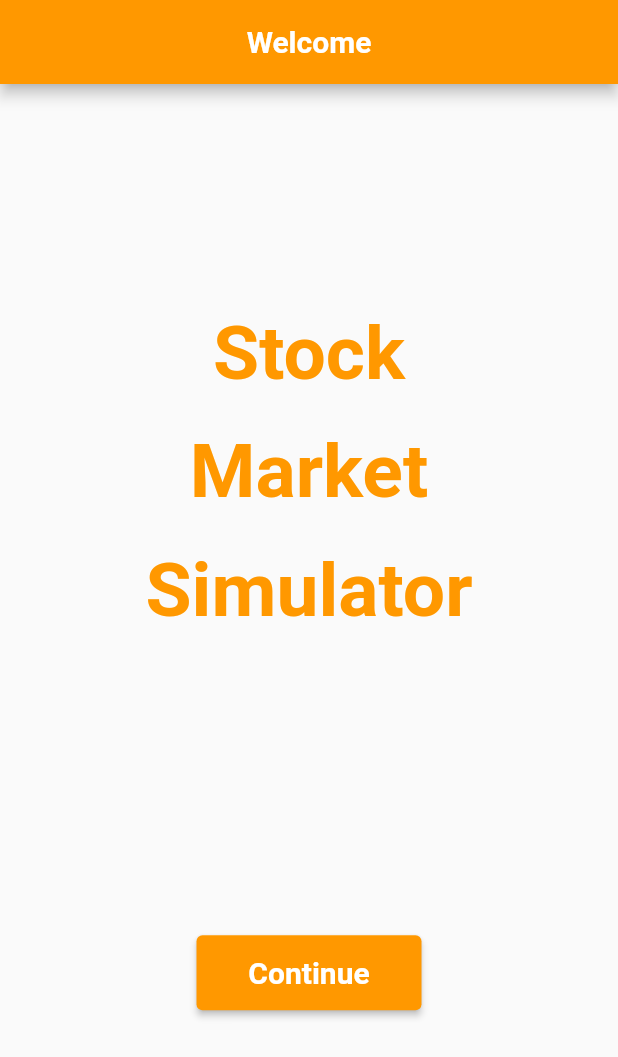
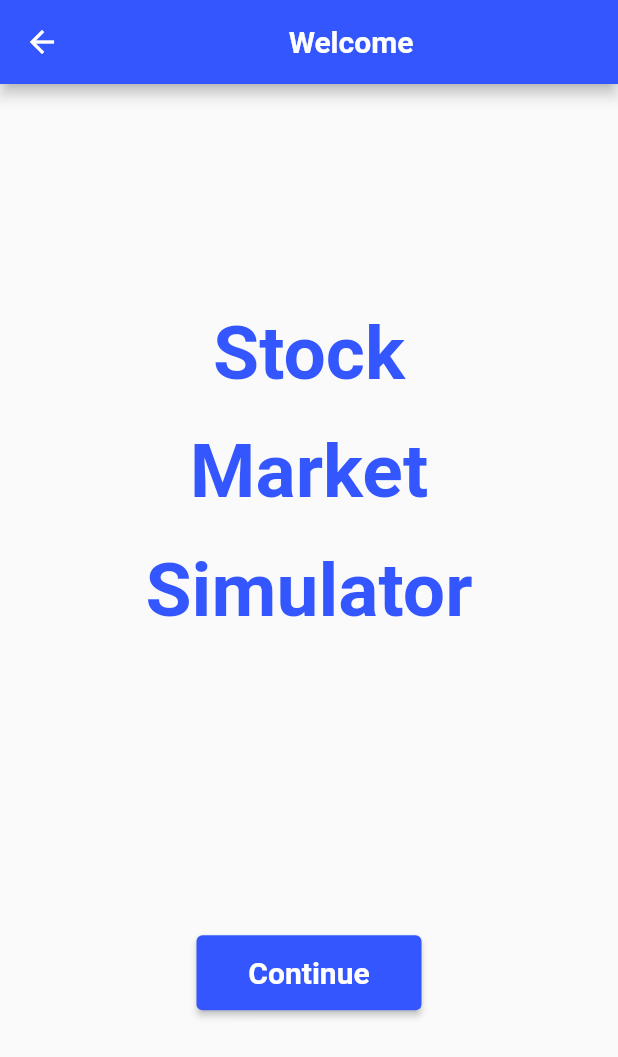
Before and after one commit to Sammitdk/StockMarketSimulator, a Flutter app: the screen it shows after launch, after a tap on "Skip for now >>", on a phone screen of 412 x 824 dp. Shown: the top 1057 px of the screen. Run offline on Flutter 3.47's test engine with Material 2 defaults, Android fonts, the phone set to English and light mode, and no system bars.

Commit message:
more gif added along with theme changed

```diff
--- a/lib/GuestWelcomePage.dart
+++ b/lib/GuestWelcomePage.dart
@@ -7,7 +7,7 @@ class GuestWelcomePage extends StatelessWidget {
   Widget build(BuildContext context) {
     return Scaffold(
       appBar: AppBar(
-        backgroundColor: Colors.orange,
+        backgroundColor: (const Color(0xFF3456FF)),
         title: const Center(
           child: Text('Welcome',
           style: TextStyle(
@@ -25,7 +25,7 @@ class GuestWelcomePage extends StatelessWidget {
               const Text('Stock',
               style: TextStyle(
                 fontSize: 50,
-                color: Colors.orange,
+                color: Color(0xFF3456FF),
                 fontWeight: FontWeight.bold
               ),),
               const SizedBox(
@@ -34,7 +34,7 @@ class GuestWelcomePage extends StatelessWidget {
               const Text('Market',
               style: TextStyle(
                 fontSize: 50,
-                color: Colors.orange,
+                color: Color(0xFF3456FF),
                   fontWeight: FontWeight.bold
               ),),
               const SizedBox(
@@ -43,7 +43,7 @@ class GuestWelcomePage extends StatelessWidget {
               const Text('Simulator',
               style: TextStyle(
                 fontSize: 50,
-                color: Colors.orange,
+                color: Color(0xFF3456FF),
                   fontWeight: FontWeight.bold
               ),),
               const SizedBox(
@@ -57,7 +57,7 @@ class GuestWelcomePage extends StatelessWidget {
                 },
                   style: ButtonStyle(
                     minimumSize: MaterialStateProperty.all(const Size.fromRadius(18)),
-                    backgroundColor: MaterialStateProperty.all(Colors.orange),
+                    backgroundColor: MaterialStateProperty.all(const Color(0xFF3456FF)),
                   ),
                 child: const Text('Continue',
                     style: TextStyle(
--- a/lib/main.dart
+++ b/lib/main.dart
@@ -35,7 +35,7 @@ class MyApp extends StatelessWidget {
                     style: ButtonStyle(
                         minimumSize: MaterialStateProperty.all(const Size.fromRadius(18)),
                         foregroundColor: MaterialStateProperty.all(Colors.white),
-                        backgroundColor: MaterialStateProperty.all(Colors.orange)
+                        backgroundColor: MaterialStateProperty.all(const Color(0xFF3456FF))
                     ),
                     child: const Text('Login',
                     style: TextStyle(
@@ -53,7 +53,7 @@ class MyApp extends StatelessWidget {
                     style: ButtonStyle(
                         minimumSize: MaterialStateProperty.all(const Size.fromRadius(18)),
                         foregroundColor: MaterialStateProperty.all(Colors.white),
-                        backgroundColor: MaterialStateProperty.all(Colors.orange)
+                        backgroundColor: MaterialStateProperty.all(const Color(0xFF3456FF))
                     ),
                     child: const Text('Sign up',
                       style: TextStyle(
@@ -66,7 +66,7 @@ class MyApp extends StatelessWidget {
                 height: 30,
                 width: 200,
                 child: TextButton(onPressed: () {
-                  Navigator.pushReplacement(context, MaterialPageRoute(builder: (_) => const GuestWelcomePage()));
+                  Navigator.push(context, MaterialPageRoute(builder: (_) => const GuestWelcomePage()));
                 },
                     style: ButtonStyle(
                         foregroundColor: MaterialStateProperty.all(Colors.white),
@@ -75,7 +75,7 @@ class MyApp extends StatelessWidget {
                     child: const Text('Skip for now >>',
                       style: TextStyle(
                         fontSize: 15,
-                        color: Colors.orange,
+                        color: Color(0xFF3456FF),
                         decoration: TextDecoration.underline,
                       ),)
                 ),
```
Also changed, not shown: lib/PasswordRecovery.dart (+9 -5 lines), lib/login_page.dart (+4 -4 lines), lib/signup_page.dart (+12 -3 lines).
